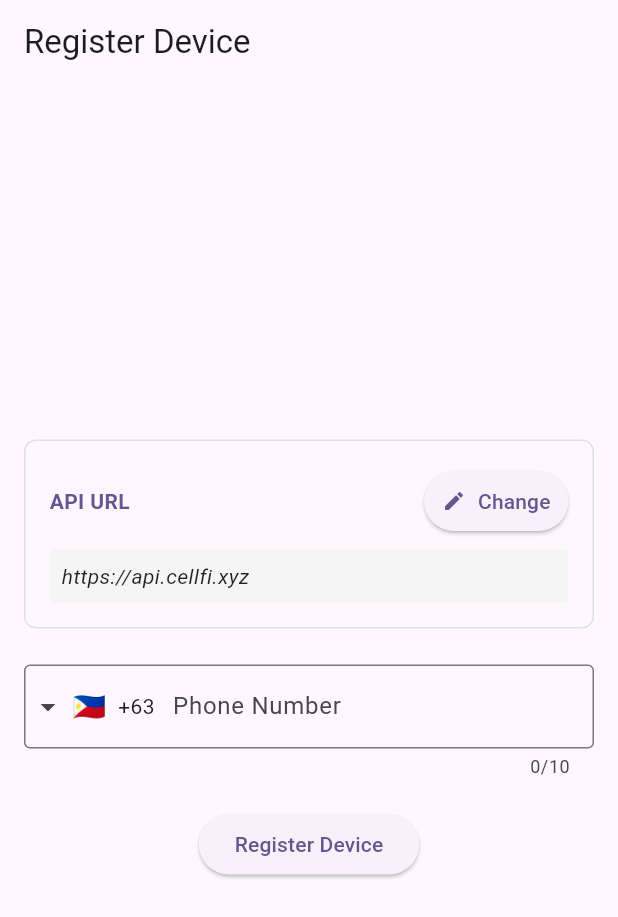
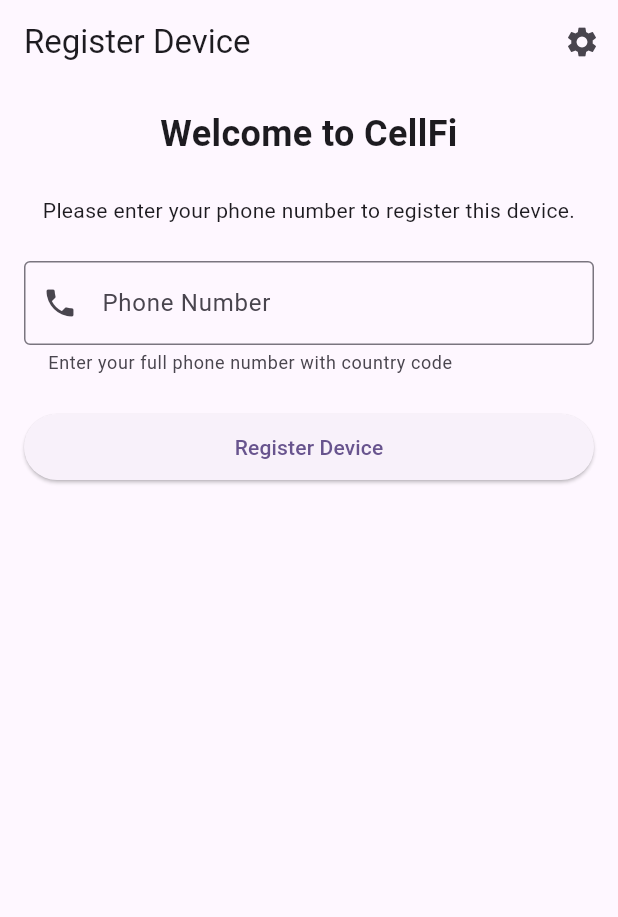
Before and after one commit to pragma-collective/flutter-gateway-poc, a Flutter app: the screen it shows after launch, on a phone screen of 412 x 824 dp. Shown: the top 917 px of the screen. Run offline on Flutter 3.47's test engine with Material 3 defaults, Android fonts, the phone set to English and light mode, and no system bars; drawn by our look-alikes of intl_phone_field; our stand-ins replace device_info_plus, dio, firebase_core, firebase_messaging, flutter_secure_storage, isar and 2 more; missing offline and left inert: another_telephony; accounts and stored records are empty; generated files the repository leaves out were written again.

Commit message:
feat: implement device check (#11)

```diff
--- a/lib/core/services/secure_storage_service.dart
+++ b/lib/core/services/secure_storage_service.dart
@@ -1,18 +1,53 @@
 import 'package:flutter_secure_storage/flutter_secure_storage.dart';
+import 'package:flutter/foundation.dart';
 
 class SecureStorageService {
-  static const _phoneNumberKey = 'phone_number';
   static const _storage = FlutterSecureStorage();
 
-  static Future<void> savePhoneNumber(String number) async {
-    await _storage.write(key: _phoneNumberKey, value: number.trim());
+  // Keys for stored values
+  static const String _phoneNumberKey = 'phone_number';
+
+  // Save phone number
+  static Future<void> savePhoneNumber(String phoneNumber) async {
+    try {
+      await _storage.write(key: _phoneNumberKey, value: phoneNumber);
+      debugPrint('📱 Phone number saved to secure storage');
+    } catch (e) {
+      debugPrint('💥 Error saving phone number: $e');
+      rethrow;
+    }
   }
 
+  // Get phone number
   static Future<String?> getPhoneNumber() async {
-    return await _storage.read(key: _phoneNumberKey);
+    try {
+      final phoneNumber = await _storage.read(key: _phoneNumberKey);
+      return phoneNumber;
+    } catch (e) {
+      debugPrint('💥 Error retrieving phone number: $e');
+      return null;
+    }
   }
 
-  static Future<void> clearPhoneNumber() async {
-    await _storage.delete(key: _phoneNumberKey);
+  // Delete phone number
+  static Future<void> deletePhoneNumber() async {
+    try {
+      await _storage.delete(key: _phoneNumberKey);
+      debugPrint('🗑️ Phone number deleted from secure storage');
+    } catch (e) {
+      debugPrint('💥 Error deleting phone number: $e');
+      rethrow;
+    }
+  }
+
+  // Clear all secure storage
+  static Future<void> clearAll() async {
+    try {
+      await _storage.deleteAll();
+      debugPrint('🧹 All secure storage cleared');
+    } catch (e) {
+      debugPrint('💥 Error clearing secure storage: $e');
+      rethrow;
+    }
   }
 }
--- a/lib/main.dart
+++ b/lib/main.dart
@@ -184,7 +184,6 @@
     }
   }
 
-  // This widget is the root of your application.
   @override
   Widget build(BuildContext context) {
     return MaterialApp(
@@ -234,17 +233,67 @@
           }
 
           final token = snapshot.data;
-          return Consumer<MessageProvider>(
-            builder: (context, provider, _) {
-              if (provider.isLoading) {
+
+          // If no token is found, immediately go to registration screen
+          if (token == null || token.isEmpty) {
+            debugPrint("🔑 No API token found, going to registration screen");
+            return const RegisterDeviceScreen();
+          }
+
+          // If token exists, check with the server using the DeviceRegistrationProvider
+          return Consumer<DeviceRegistrationProvider>(
+            builder: (context, deviceProvider, _) {
+              // Trigger the checkDevice method when this Consumer is built
+              // but only once to avoid infinite loops
+              if (deviceProvider.isLoading) {
+                debugPrint("🔄 Checking device registration status...");
+                // This will happen on the first build only because we're checking isLoading
+                WidgetsBinding.instance.addPostFrameCallback((_) {
+                  deviceProvider.checkDevice();
+                });
                 return const Scaffold(
-                  body: Center(child: CircularProgressIndicator()),
+                  body: Center(
+                    child: Column(
+                      mainAxisAlignment: MainAxisAlignment.center,
+                      children: [
+                        CircularProgressIndicator(),
+                        SizedBox(height: 16),
+                        Text("Verifying device registration..."),
+                      ],
+                    ),
+                  ),
                 );
               }
 
-              return (token != null && token.isNotEmpty)
-                  ? const SmsScreen()
-                  : const RegisterDeviceScreen();
+              // If there's an error or the device check failed, go to registration
+              if (deviceProvider.error != null || !deviceProvider.isDeviceRegistered) {
+                debugPrint("❌ Device not registered: ${deviceProvider.error}");
+                return const RegisterDeviceScreen();
+              }
+
+              debugPrint("✅ Device registration verified, loading messages");
+
+              // If everything is OK, proceed to the SMS screen through the MessageProvider
+              return Consumer<MessageProvider>(
+                builder: (context, messageProvider, _) {
+                  if (messageProvider.isLoading) {
+                    return const Scaffold(
+                      body: Center(
+                        child: Column(
+                          mainAxisAlignment: MainAxisAlignment.center,
+                          children: [
+                            CircularProgressIndicator(),
+                            SizedBox(height: 16),
+                            Text("Loading messages..."),
+                          ],
+                        ),
+                      ),
+                    );
+                  }
+
+                  return const SmsScreen();
+                },
+              );
             },
           );
         },
--- a/lib/screens/register_device.dart
+++ b/lib/screens/register_device.dart
@@ -1,14 +1,12 @@
 import 'package:flutter/material.dart';
-import 'package:intl_phone_field/intl_phone_field.dart';
+import 'package:cellfi_app/providers/device_registration_provider.dart';
+import 'package:cellfi_app/core/services/secure_storage_service.dart';
 import 'package:provider/provider.dart';
-import 'package:cellfi_app/core/services/secure_storage_service.dart';
-import 'package:cellfi_app/providers/device_registration_provider.dart';
-import 'package:cellfi_app/utils/api_base_url_util.dart';
+import 'package:cellfi_app/routes/app_route.dart';
 import 'package:cellfi_app/widgets/api_base_url_selector.dart';
-import 'sms_screen.dart';
 
 class RegisterDeviceScreen extends StatefulWidget {
-  const RegisterDeviceScreen({super.key});
+  const RegisterDeviceScreen({Key? key}) : super(key: key);
 
   @override
   State<RegisterDeviceScreen> createState() => _RegisterDeviceScreenState();
@@ -16,209 +14,187 @@
 
 class _RegisterDeviceScreenState extends State<RegisterDeviceScreen> {
   final _formKey = GlobalKey<FormState>();
-  String? _fullPhoneNumber;
-  bool _loading = false;
-  String? _currentBaseUrl;
-  final _apiConfig = ApiUrlConfig();
+  final _phoneNumberController = TextEditingController();
+  bool _isRegistering = false;
+  String? _errorMessage;
 
   @override
   void initState() {
     super.initState();
-    _loadCurrentBaseUrl();
+    _loadPhoneNumber();
   }
 
-  Future<void> _loadCurrentBaseUrl() async {
-    final url = await _apiConfig.getBaseUrl();
-    if (mounted) {
+  Future<void> _loadPhoneNumber() async {
+    try {
+      final phoneNumber = await SecureStorageService.getPhoneNumber();
+      if (phoneNumber != null && phoneNumber.isNotEmpty) {
         setState(() {
-        _currentBaseUrl = url;
+          _phoneNumberController.text = phoneNumber;
         });
+      }
+    } catch (e) {
+      debugPrint("Error loading phone number: $e");
     }
   }
 
-  Future<void> _showApiBaseUrlDialog() async {
-    await ApiBaseUrlDialog.show(context);
-    // Reload the current base URL after dialog is closed
-    _loadCurrentBaseUrl();
-
-    // Update the provider with the new URL
-    if (mounted) {
-      try {
-        final provider = context.read<DeviceRegistrationProvider>();
-        final newBaseUrl = await _apiConfig.getBaseUrl();
-
-        if (newBaseUrl.isNotEmpty) {
-          // Update the provider with the new URL
-          provider.updateConfig(
-            baseUrl: newBaseUrl,
-            // You can add more config parameters here if needed
-          );
-
-          // Optionally log the update for debugging
-          debugPrint('Updated provider base URL to: $newBaseUrl');
-
-          // Show success confirmation to user
-          ScaffoldMessenger.of(context).showSnackBar(
-            const SnackBar(
-              content: Text('API configuration updated successfully'),
-              duration: Duration(seconds: 2),
-            ),
-          );
-        } else {
-          // Handle case where baseUrl is empty
-          debugPrint('Warning: Retrieved base URL is empty');
-          ScaffoldMessenger.of(context).showSnackBar(
-            const SnackBar(
-              content: Text('Failed to update API configuration: Empty URL'),
-              backgroundColor: Colors.orange,
-            ),
-          );
-        }
-      } catch (e) {
-        // Handle any errors during the update process
-        debugPrint('Error updating provider config: $e');
-        if (mounted) {
-          ScaffoldMessenger.of(context).showSnackBar(
-            SnackBar(
-              content: Text('Failed to update API configuration: $e'),
-              backgroundColor: Colors.red,
-            ),
-          );
-        }
-      }
-    }
+  @override
+  void dispose() {
+    _phoneNumberController.dispose();
+    super.dispose();
   }
 
+  void _showApiUrlDialog() {
+    ApiBaseUrlDialog.show(context);
+  }
 
-  Future<void> _submit() async {
-    if (!_formKey.currentState!.validate()) return;
-    _formKey.currentState!.save();
-
-    if (_fullPhoneNumber == null || _fullPhoneNumber!.isEmpty) {
-      ScaffoldMessenger.of(context).showSnackBar(
-        const SnackBar(content: Text('Phone number is required')),
-      );
+  Future<void> _registerDevice() async {
+    if (!_formKey.currentState!.validate()) {
       return;
     }
 
     setState(() {
-      _loading = true;
+      _isRegistering = true;
+      _errorMessage = null;
     });
 
     try {
-      await SecureStorageService.savePhoneNumber(_fullPhoneNumber!);
-      final provider = context.read<DeviceRegistrationProvider>();
+      // Save phone number to secure storage
+      await SecureStorageService.savePhoneNumber(_phoneNumberController.text);
+
+      // Register the device
+      final provider = Provider.of<DeviceRegistrationProvider>(context, listen: false);
       await provider.register();
 
-      if (!mounted) {
+      if (provider.error != null) {
+        setState(() {
+          _errorMessage = provider.error;
+          _isRegistering = false;
+        });
         return;
       }
 
-      Navigator.pushReplacement(
-        context,
-        MaterialPageRoute(builder: (_) => const SmsScreen()),
-      );
+      // Navigate to SMS screen on success
+      if (mounted) {
+        Navigator.of(context).pushReplacementNamed(AppRoutes.smsScreen);
+      }
     } catch (e) {
-      if (mounted) {
-        ScaffoldMessenger.of(context).showSnackBar(
-          SnackBar(content: Text('❌ Registration failed: $e')),
-        );
-      }
-    } finally {
-      if (mounted) {
       setState(() {
-          _loading = false;
+        _errorMessage = e.toString();
+        _isRegistering = false;
       });
-      }
     }
   }
 
   @override
   Widget build(BuildContext context) {
     return Scaffold(
-      appBar: AppBar(title: const Text("Register Device")),
+      appBar: AppBar(
+        title: const Text('Register Device'),
+        actions: [
+          IconButton(
+            icon: const Icon(Icons.settings),
+            onPressed: _showApiUrlDialog,
+            tooltip: 'API Settings',
+          ),
+        ],
+      ),
       body: Padding(
         padding: const EdgeInsets.all(16.0),
         child: Form(
           key: _formKey,
           child: Column(
+            crossAxisAlignment: CrossAxisAlignment.stretch,
+            children: [
+              const Text(
+                'Welcome to CellFi',
+                style: TextStyle(
+                  fontSize: 24,
+                  fontWeight: FontWeight.bold,
+                ),
+                textAlign: TextAlign.center,
+              ),
+              const SizedBox(height: 24),
+              const Text(
+                'Please enter your phone number to register this device.',
+                textAlign: TextAlign.center,
+              ),
+              const SizedBox(height: 24),
+              TextFormField(
+                controller: _phoneNumberController,
+                decoration: const InputDecoration(
+                  labelText: 'Phone Number',
+                  helperText: 'Enter your full phone number with country code',
+                  border: OutlineInputBorder(),
+                  prefixIcon: Icon(Icons.phone),
+                ),
+                keyboardType: TextInputType.phone,
+                validator: (value) {
+                  if (value == null || value.isEmpty) {
+                    return 'Please enter your phone number';
+                  }
+                  if (value.length < 10) {
+                    return '📵 Enter a valid phone number';
+                  }
+                  return null;
+                },
+              ),
+              const SizedBox(height: 24),
+              ElevatedButton(
+                onPressed: _isRegistering ? null : _registerDevice,
+                style: ElevatedButton.styleFrom(
+                  padding: const EdgeInsets.symmetric(vertical: 12),
+                ),
+                child: _isRegistering
+                    ? const Row(
                   mainAxisAlignment: MainAxisAlignment.center,
                   children: [
-              // Display the current base URL and button to change it
+                    SizedBox(
+                      width: 20,
+                      height: 20,
+                      child: CircularProgressIndicator(
+                        strokeWidth: 2,
+                      ),
+                    ),
+                    SizedBox(width: 12),
+                    Text('Registering...'),
+                  ],
+                )
+                    : const Text('Register Device'),
+              ),
+              if (_errorMessage != null) ...[
+                const SizedBox(height: 16),
                 Container(
-                padding: const EdgeInsets.all(16),
+                  padding: const EdgeInsets.all(12),
                   decoration: BoxDecoration(
-                  border: Border.all(color: Colors.grey.shade300),
+                    color: Colors.red.shade50,
                     borderRadius: BorderRadius.circular(8),
+                    border: Border.all(color: Colors.red.shade200),
                   ),
                   child: Column(
+                    crossAxisAlignment: CrossAxisAlignment.start,
                     children: [
-                    Row(
-                      mainAxisAlignment: MainAxisAlignment.spaceBetween,
+                      const Row(
                         children: [
+                          Icon(Icons.error_outline, color: Colors.red),
+                          SizedBox(width: 8),
                           Text(
-                          'API URL',
+                            'Registration Error',
                             style: TextStyle(
                               fontWeight: FontWeight.bold,
-                            color: Theme.of(context).primaryColor,
-                          ),
-                        ),
-                        ElevatedButton.icon(
-                          onPressed: _showApiBaseUrlDialog,
-                          icon: const Icon(Icons.edit, size: 16),
-                          label: const Text('Change'),
-                          style: ElevatedButton.styleFrom(
-                            padding: const EdgeInsets.symmetric(
-                              horizontal: 12,
-                              vertical: 8,
-                            ),
+                              color: Colors.red,
                             ),
                           ),
                         ],
                       ),
                       const SizedBox(height: 8),
-                    Container(
-                      width: double.infinity,
-                      padding: const EdgeInsets.all(8),
-                      decoration: BoxDecoration(
-                        color: Colors.grey.shade100,
-                        borderRadius: BorderRadius.circular(4),
-                      ),
-                      child: Text(
-                        _currentBaseUrl ?? 'Not set',
-                        style: TextStyle(
-                          fontStyle: FontStyle.italic,
-                          color: _currentBaseUrl != null
-                              ? Colors.black87
-                              : Colors.red,
-                        ),
-                      ),
+                      Text(
+                        _errorMessage!,
+                        style: const TextStyle(color: Colors.red),
                       ),
                     ],
                   ),
                 ),
-              const SizedBox(height: 24),
-              IntlPhoneField(
-                decoration: const InputDecoration(
-                  labelText: 'Phone Number',
-                  border: OutlineInputBorder(),
-                ),
-                initialCountryCode: 'PH',
-                onSaved: (phone) => _fullPhoneNumber = phone?.completeNumber,
-                validator: (phone) {
-                  if (phone == null || phone.completeNumber.isEmpty) {
-                    return 'Please enter a valid number';
-                  }
-                  return null;
-                },
-              ),
-              const SizedBox(height: 20),
-              _loading
-                  ? const CircularProgressIndicator()
-                  : ElevatedButton(
-                onPressed: _submit,
-                child: const Text('Register Device'),
-              ),
+              ],
             ],
           ),
         ),
--- a/lib/utils/api_base_url_util.dart
+++ b/lib/utils/api_base_url_util.dart
@@ -1,43 +1,55 @@
 import 'package:shared_preferences/shared_preferences.dart';
+import 'package:flutter/foundation.dart';
 
-/// Utility class for managing API base URL configuration
 class ApiUrlConfig {
-  // Singleton pattern
-  static final ApiUrlConfig _instance = ApiUrlConfig._internal();
-  factory ApiUrlConfig() => _instance;
-  ApiUrlConfig._internal();
+  static const String _baseUrlKey = 'api_base_url';
+  static const String _defaultBaseUrl = 'https://api.cellfi.xyz'; // Replace with your default URL
 
-  static const String baseUrlKey = 'api_base_url';
-  String? _baseUrl;
+  // Get the base URL, returning the default if not set
+  Future<String> getBaseUrl() async {
+    try {
+      final prefs = await SharedPreferences.getInstance();
+      final baseUrl = prefs.getString(_baseUrlKey) ?? _defaultBaseUrl;
 
-  /// Default URL to use if none is saved
-  static const String defaultBaseUrl = 'https://api.cellfi.xyz';
-
-  /// Gets the saved base URL from SharedPreferences
-  /// Returns the cached value if available, otherwise fetches from storage
-  Future<String> getBaseUrl() async {
-    if (_baseUrl != null) return _baseUrl!;
-
-    final prefs = await SharedPreferences.getInstance();
-    _baseUrl = prefs.getString(baseUrlKey) ?? defaultBaseUrl;
-    return _baseUrl!;
+      // Ensure URL does not end with a slash
+      return baseUrl.endsWith('/') ? baseUrl.substring(0, baseUrl.length - 1) : baseUrl;
+    } catch (e) {
+      debugPrint('💥 Error getting API base URL: $e');
+      return _defaultBaseUrl;
+    }
   }
 
-  /// Saves the base URL to SharedPreferences and updates the cached value
-  Future<bool> saveBaseUrl(String url) async {
+  // Save a new base URL
+  Future<bool> saveBaseUrl(String baseUrl) async {
     try {
+      // Normalize the URL
+      String normalizedUrl = baseUrl.trim();
+      if (normalizedUrl.endsWith('/')) {
+        normalizedUrl = normalizedUrl.substring(0, normalizedUrl.length - 1);
+      }
+
+      // URL validation should be done in the UI before calling this method
+
       final prefs = await SharedPreferences.getInstance();
-      await prefs.setString(baseUrlKey, url);
-      _baseUrl = url;
-      return true;
+      final result = await prefs.setString(_baseUrlKey, normalizedUrl);
+      debugPrint('🌐 API base URL set to: $normalizedUrl');
+      return result;
     } catch (e) {
-      print('Error saving base URL: $e');
+      debugPrint('💥 Error setting API base URL: $e');
       return false;
     }
   }
 
-  /// Clears the cached base URL, forcing a reload from storage on next getBaseUrl call
-  void clearCache() {
-    _baseUrl = null;
+  // Reset to default URL
+  Future<bool> resetToDefault() async {
+    try {
+      final prefs = await SharedPreferences.getInstance();
+      final result = await prefs.setString(_baseUrlKey, _defaultBaseUrl);
+      debugPrint('🔄 API base URL reset to default: $_defaultBaseUrl');
+      return result;
+    } catch (e) {
+      debugPrint('💥 Error resetting API base URL: $e');
+      return false;
+    }
   }
 }
```
Also changed, not shown: lib/core/services/api_service.dart (+18 -0 lines), lib/providers/device_registration_provider.dart (+47 -11 lines). Lines whose indentation alone changed are shown as unchanged.
